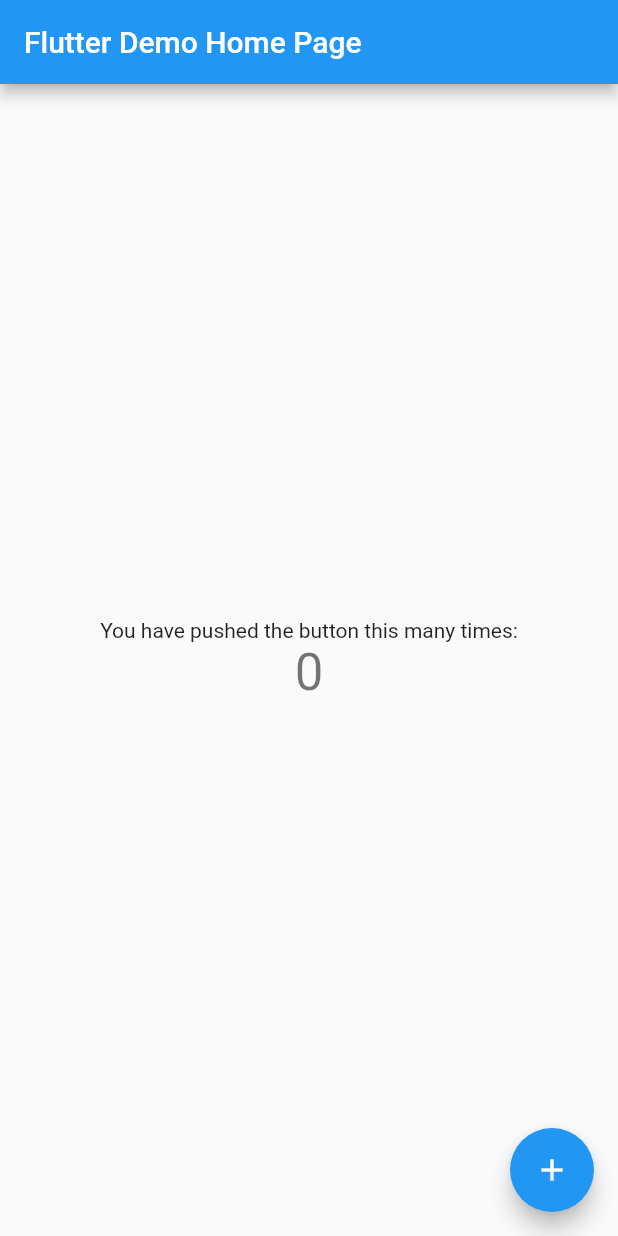
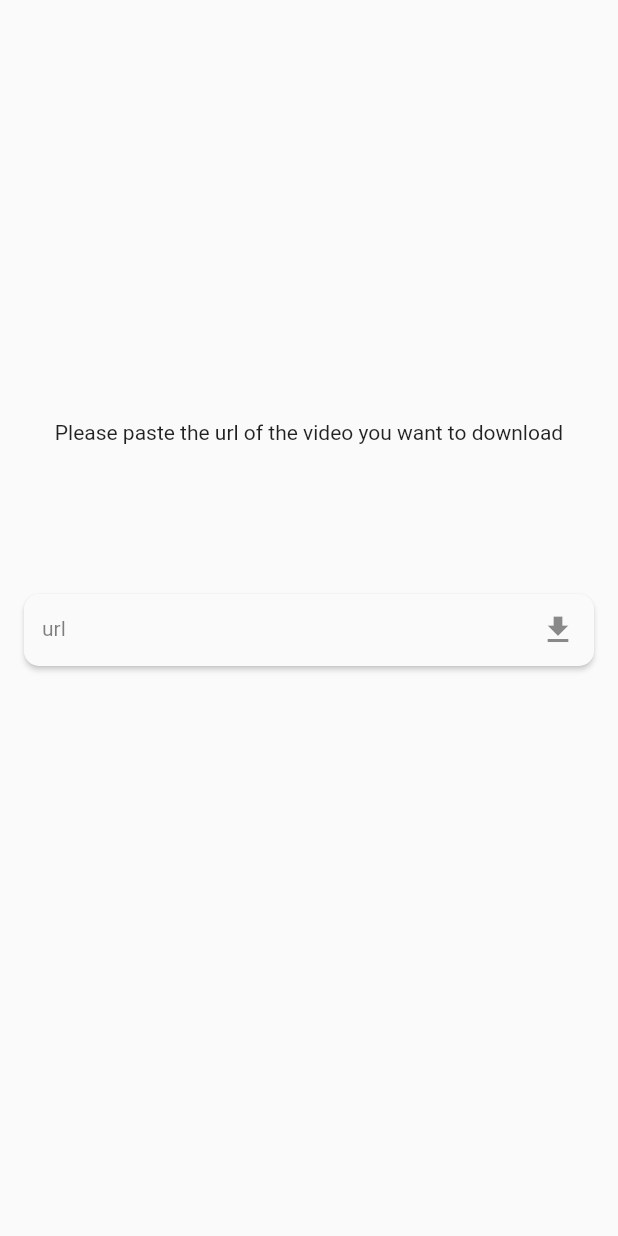
Before and after one commit to Muazzy/YouDown, a Flutter app: the screen it shows after launch, on a phone screen of 412 x 824 dp. Run offline on Flutter 3.47's test engine with Material 2 defaults, Android fonts, the light colour scheme and no system bars; our stand-ins replace cached_network_image; missing offline and left inert: youtube_explode_dart.

Commit message:
show basic info of video and figured ot the way to show all the download streams

```diff
--- /dev/null
+++ b/lib/home.dart
@@ -0,0 +1,136 @@
+// ignore_for_file: prefer_const_literals_to_create_immutables, prefer_const_constructors
+
+import 'package:cached_network_image/cached_network_image.dart';
+import 'package:flutter/material.dart';
+import 'package:youtube_explode_dart/youtube_explode_dart.dart';
+import 'package:youtube_video_downloader/download_video_screen.dart';
+import 'package:youtube_video_downloader/widgets/custom_textfield.dart';
+
+import 'model/video_model.dart';
+
+class HomeScreen extends StatefulWidget {
+  const HomeScreen({super.key});
+
+  @override
+  State<HomeScreen> createState() => _HomeScreenState();
+}
+
+class _HomeScreenState extends State<HomeScreen> {
+  String result = '';
+  final urlCont = TextEditingController();
+  VideoModel currentVideo = VideoModel(
+    thumbnail: defaultThumbnail + defaultThumbnail,
+  );
+
+  @override
+  Widget build(BuildContext context) {
+    return Scaffold(
+      body: Padding(
+        padding: EdgeInsets.symmetric(
+          horizontal: 16,
+          vertical: 8,
+        ),
+        child: Column(
+          mainAxisAlignment: MainAxisAlignment.center,
+          crossAxisAlignment: CrossAxisAlignment.center,
+          children: [
+            Center(
+              child: Text(
+                'Please paste the url of the video you want to download',
+                textAlign: TextAlign.center,
+              ),
+            ),
+            SizedBox(height: 100),
+            CustomFormField(
+              labelText: 'url',
+              primaryColor: Colors.pink,
+              textColor: Colors.black,
+              textEditingController: urlCont,
+              suffixIcon: IconButton(
+                onPressed: () async {
+                  FocusScope.of(context).unfocus();
+                  var tempR = await getVideo(urlCont.text);
+
+                  if (tempR is String) {
+                    setState(() {
+                      result = tempR;
+                      //jugaaru way inorder to identify empty/null VideoModel instance
+                      currentVideo = VideoModel(
+                        thumbnail: defaultThumbnail + defaultThumbnail,
+                      );
+                    });
+                  } else {
+                    setState(() {
+                      result = '';
+                      currentVideo = tempR;
+                    });
+                  }
+                },
+                icon: Icon(
+                  Icons.download,
+                ),
+              ),
+            ),
+            SizedBox(height: 100),
+            result.isNotEmpty
+                ? Text(result)
+                : currentVideo.thumbnail != defaultThumbnail + defaultThumbnail
+                    ? ListTile(
+                        leading: Hero(
+                          tag: currentVideo.id.toString(),
+                          child: CachedNetworkImage(
+                            imageUrl:
+                                currentVideo.thumbnail ?? defaultThumbnail,
+                            placeholder: (context, url) =>
+                                CircularProgressIndicator(),
+                            errorWidget: (context, url, error) => Icon(
+                              Icons.error,
+                              color: Colors.red,
+                            ),
+                          ),
+                        ),
+                        title: Text(currentVideo.title ?? ''),
+                        subtitle: Text(currentVideo.author ?? ''),
+                        trailing: Text(currentVideo.duration ?? ''),
+                        onTap: () {
+                          Navigator.push(
+                            context,
+                            MaterialPageRoute(
+                              builder: (context) =>
+                                  DownloadVideoScreen(video: currentVideo),
+                            ),
+                          );
+                        },
+                      )
+                    : SizedBox.shrink(),
+          ],
+        ),
+      ),
+    );
+  }
+}
+
+Future<dynamic> getVideo(String url) async {
+  try {
+    if (url.isEmpty) {
+      return 'empty url';
+    }
+
+    YoutubeExplode yt = YoutubeExplode();
+    var video = await yt.videos.get(url);
+    if (video.isLive) {
+      yt.close(); //closing the http client so it does not interfeir with other chores and for enhanced performance
+
+      return 'live vidoes can not be downloaded';
+    } else {
+      final manifest = await yt.videos.streamsClient.getManifest(url);
+      // List<StreamInfo> streams = manifest.streams;
+
+      yt.close(); //closing the http client so it does not interfeir with other chores and for enhanced performance
+
+      return VideoModel.fromVideo(video, manifest);
+    }
+  } catch (e) {
+    return 'Error occured while fetching the video';
+  }
+}
--- a/lib/main.dart
+++ b/lib/main.dart
@@ -1,4 +1,5 @@
 import 'package:flutter/material.dart';
+import 'package:youtube_video_downloader/home.dart';
 
 void main() {
   runApp(const MyApp());
@@ -12,104 +13,8 @@
   Widget build(BuildContext context) {
     return MaterialApp(
       title: 'Flutter Demo',
-      theme: ThemeData(
-        // This is the theme of your application.
-        //
-        // Try running your application with "flutter run". You'll see the
-        // application has a blue toolbar. Then, without quitting the app, try
-        // changing the primarySwatch below to Colors.green and then invoke
-        // "hot reload" (press "r" in the console where you ran "flutter run",
-        // or simply save your changes to "hot reload" in a Flutter IDE).
-        // Notice that the counter didn't reset back to zero; the application
-        // is not restarted.
-        primarySwatch: Colors.blue,
-      ),
-      home: const MyHomePage(title: 'Flutter Demo Home Page'),
+      theme: ThemeData.light(),
+      home: const HomeScreen(),
     );
   }
 }
-
-class MyHomePage extends StatefulWidget {
-  const MyHomePage({super.key, required this.title});
-
-  // This widget is the home page of your application. It is stateful, meaning
-  // that it has a State object (defined below) that contains fields that affect
-  // how it looks.
-
-  // This class is the configuration for the state. It holds the values (in this
-  // case the title) provided by the parent (in this case the App widget) and
-  // used by the build method of the State. Fields in a Widget subclass are
-  // always marked "final".
-
-  final String title;
-
-  @override
-  State<MyHomePage> createState() => _MyHomePageState();
-}
-
-class _MyHomePageState extends State<MyHomePage> {
-  int _counter = 0;
-
-  void _incrementCounter() {
-    setState(() {
-      // This call to setState tells the Flutter framework that something has
-      // changed in this State, which causes it to rerun the build method below
-      // so that the display can reflect the updated values. If we changed
-      // _counter without calling setState(), then the build method would not be
-      // called again, and so nothing would appear to happen.
-      _counter++;
-    });
-  }
-
-  @override
-  Widget build(BuildContext context) {
-    // This method is rerun every time setState is called, for instance as done
-    // by the _incrementCounter method above.
-    //
-    // The Flutter framework has been optimized to make rerunning build methods
-    // fast, so that you can just rebuild anything that needs updating rather
-    // than having to individually change instances of widgets.
-    return Scaffold(
-      appBar: AppBar(
-        // Here we take the value from the MyHomePage object that was created by
-        // the App.build method, and use it to set our appbar title.
-        title: Text(widget.title),
-      ),
-      body: Center(
-        // Center is a layout widget. It takes a single child and positions it
-        // in the middle of the parent.
-        child: Column(
-          // Column is also a layout widget. It takes a list of children and
-          // arranges them vertically. By default, it sizes itself to fit its
-          // children horizontally, and tries to be as tall as its parent.
-          //
-          // Invoke "debug painting" (press "p" in the console, choose the
-          // "Toggle Debug Paint" action from the Flutter Inspector in Android
-          // Studio, or the "Toggle Debug Paint" command in Visual Studio Code)
-          // to see the wireframe for each widget.
-          //
-          // Column has various properties to control how it sizes itself and
-          // how it positions its children. Here we use mainAxisAlignment to
-          // center the children vertically; the main axis here is the vertical
-          // axis because Columns are vertical (the cross axis would be
-          // horizontal).
-          mainAxisAlignment: MainAxisAlignment.center,
-          children: <Widget>[
-            const Text(
-              'You have pushed the button this many times:',
-            ),
-            Text(
-              '$_counter',
-              style: Theme.of(context).textTheme.headlineMedium,
-            ),
-          ],
-        ),
-      ),
-      floatingActionButton: FloatingActionButton(
-        onPressed: _incrementCounter,
-        tooltip: 'Increment',
-        child: const Icon(Icons.add),
-      ), // This trailing comma makes auto-formatting nicer for build methods.
-    );
-  }
-}
--- /dev/null
+++ b/lib/model/video_model.dart
@@ -0,0 +1,63 @@
+import 'package:youtube_explode_dart/youtube_explode_dart.dart';
+
+class VideoModel {
+  String? title;
+  String? author;
+  List<StreamInfo>? videoDownloadOptions;
+  List<StreamInfo>? audioDownloadOptions;
+  String? duration;
+  String? thumbnail;
+  String? id;
+
+  VideoModel(
+      {this.title = '',
+      this.author = '',
+      this.videoDownloadOptions = const [],
+      this.duration = '',
+      this.thumbnail = defaultThumbnail,
+      this.audioDownloadOptions = const [],
+      this.id = ''});
+
+  VideoModel.fromVideo(Video video, StreamManifest manifest) {
+    author = video.author;
+    title = video.title;
+    duration = getDurationString(video.duration ?? const Duration(seconds: 0));
+    videoDownloadOptions = manifest.videoOnly;
+    audioDownloadOptions = manifest.audioOnly;
+    thumbnail = video.thumbnails.mediumResUrl;
+    id = video.id.value;
+  }
+}
+
+//TODO: filter these audio and videolists. only keep one from each quality tag i.e 720p etc and choose the one with highest bitrate.
+// in audiolist. only provide one or max 2 options. if only one then select the one with highest bitrate. otherwise do the same as video but instead of qualitytag, choose subtype to filter.
+
+const String defaultThumbnail =
+    'https://www.pngfind.com/pngs/m/676-6764065_default-profile-picture-transparent-hd-png-download.png';
+
+getDurationString(Duration duration) {
+  int totalTimeinseconds = duration.inSeconds;
+
+  int totalHours = totalTimeinseconds ~/ 3600;
+
+  int totalRemainingTimeMinusTheHours = totalTimeinseconds % 3600;
+
+  int totalMinutes = totalRemainingTimeMinusTheHours ~/ 60;
+  int totalSeconds = totalRemainingTimeMinusTheHours % 60;
+
+  // if (remainingSeconds == 0) {
+  //   return '${totalMinutes}m';
+  // } else if (totalMinutes == 0) {
+  //   return '${remainingSeconds}s';
+  // } else if (remainingSeconds == 0 && totalMinutes == 0) {
+  //   return 'N/A';
+  // } else {
+  //   return '$totalMinutes:$remainingSeconds';
+  // }
+
+  if (totalHours == 0) {
+    return '$totalMinutes:$totalSeconds';
+  } else {
+    return '$totalHours:$totalMinutes:$totalSeconds';
+  }
+}
--- /dev/null
+++ b/lib/widgets/custom_textfield.dart
@@ -0,0 +1,86 @@
+import 'package:flutter/material.dart';
+
+class CustomFormField extends StatefulWidget {
+  final String labelText;
+  final Color primaryColor;
+  final Color textColor;
+  final TextEditingController textEditingController;
+  final Widget? suffixIcon;
+  const CustomFormField({
+    super.key,
+    required this.labelText,
+    required this.primaryColor,
+    required this.textColor,
+    required this.textEditingController,
+    this.suffixIcon,
+  });
+
+  @override
+  State<CustomFormField> createState() => _CustomFormFieldState();
+}
+
+class _CustomFormFieldState extends State<CustomFormField> {
+  @override
+  @override
+  void dispose() {
+    super.dispose();
+    widget.textEditingController.dispose();
+  }
+
+  @override
+  Widget build(BuildContext context) {
+    return Material(
+      //cuz the textfeild's border radius is also the same
+      borderRadius: const BorderRadius.all(
+        Radius.circular(10),
+      ),
+      elevation: 1.5,
+      // shadowColor: AppColors.bodyTextColor.withOpacity(0.8),
+      shadowColor: Colors.black.withOpacity(0.8),
+      child: TextFormField(
+        controller: widget.textEditingController,
+        obscureText: false,
+        style: TextStyle(
+          color: widget.textColor,
+          fontSize: 16,
+        ),
+        cursorColor: widget.primaryColor.withOpacity(0.5),
+        decoration: InputDecoration(
+          suffixIcon: widget.suffixIcon,
+          contentPadding: const EdgeInsets.only(left: 12, right: 12),
+          labelStyle: Theme.of(context).textTheme.bodyMedium!.copyWith(
+                color: widget.textColor.withOpacity(0.5),
+              ),
+          floatingLabelStyle: Theme.of(context).textTheme.bodyMedium!.copyWith(
+                color: widget.textColor.withOpacity(0.5),
+              ),
+          label: Text(
+            widget.labelText,
+          ),
+          errorBorder: OutlineInputBorder(
+            borderSide: BorderSide(
+              color: widget.primaryColor,
+            ),
+            borderRadius: const BorderRadius.all(
+              Radius.circular(10),
+            ),
+          ),
+          focusedBorder: OutlineInputBorder(
+            borderSide: BorderSide(
+              color: widget.primaryColor,
+            ),
+            borderRadius: const BorderRadius.all(
+              Radius.circular(10),
+            ),
+          ),
+          enabledBorder: const OutlineInputBorder(
+            borderSide: BorderSide.none,
+            borderRadius: BorderRadius.all(
+              Radius.circular(10),
+            ),
+          ),
+        ),
+      ),
+    );
+  }
+}
```
Also changed, not shown: lib/download_video_screen.dart (added, +134 -0 lines), pubspec.yaml (+4 -17 lines), pubspec.lock.
